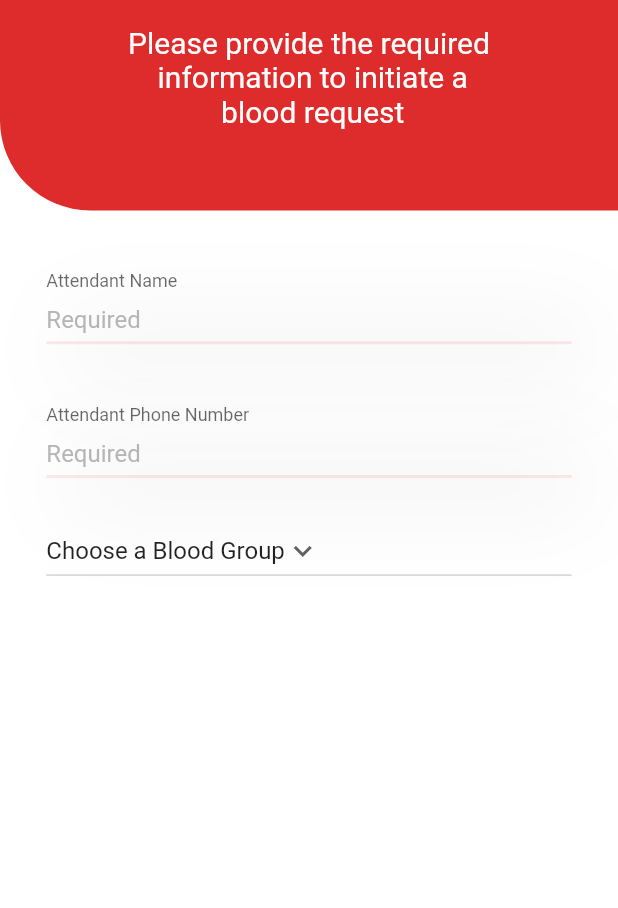
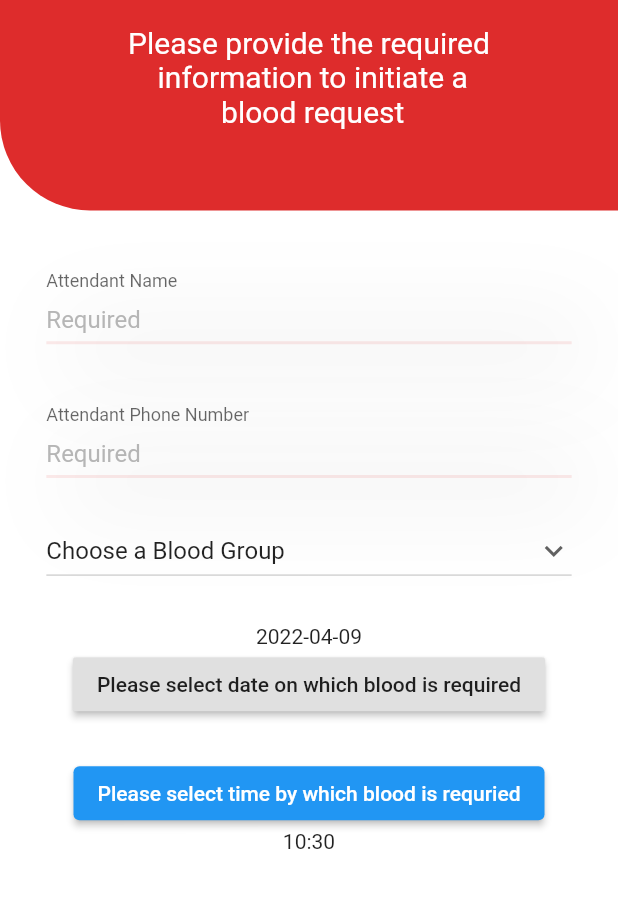
Before and after one commit to FarrukhCyber/BloodLink, a Flutter app: the screen it shows after launch, on a phone screen of 412 x 824 dp, the part 59-967 px from its top. Run offline on Flutter 3.47's test engine with Material 2 defaults, Android fonts, the phone set to English and light mode, and no system bars.

Commit message:
Calender and clock added

```diff
--- a/lib/createBloodRequest/createBloodRequest.dart
+++ b/lib/createBloodRequest/createBloodRequest.dart
@@ -45,7 +45,9 @@ class CreateBloodRequest extends StatelessWidget {
               inputController: TextEditingController(),
               hintText: "Required",
               labelText: "Attendant Phone Number"),
-          DropDownMenu()
+          DropDownMenu(),
+          getDate(title: "Please select a date"),
+          getTime()
         ],
       ),
     );
@@ -218,6 +220,7 @@ class _DropDownMenuState extends State<DropDownMenu> {
         margin: EdgeInsets.fromLTRB(
             0, MediaQuery.of(context).size.height * 0.03, 0, 0),
         child: DropdownButton(
+          isExpanded: true,
           value: dropDownValue,
           icon: Icon(Icons.keyboard_arrow_down),
           items: items.map((String items) {
@@ -231,3 +234,109 @@ class _DropDownMenuState extends State<DropDownMenu> {
         ));
   }
 }
+
+class getDate extends StatefulWidget {
+  getDate({Key? key, required this.title}) : super(key: key);
+
+  final String title;
+
+  @override
+  _DropDownState createState() => _DropDownState();
+}
+
+class _DropDownState extends State<getDate> {
+  DateTime selectedDate = DateTime.now();
+
+  Future<void> _selectDate(BuildContext context) async {
+    final DateTime? picked = await showDatePicker(
+      context: context,
+      initialDate: selectedDate,
+      firstDate: DateTime(2015, 8),
+      lastDate: DateTime(2101),
+      builder: (context, child) => Theme(
+        data: ThemeData().copyWith(
+          colorScheme: ColorScheme.dark(
+            primary: Color.fromARGB(255, 222, 44, 44),
+            onPrimary: Colors.white,
+            surface: Color.fromARGB(255, 222, 44, 44),
+            onSurface: Colors.black,
+          ),
+          dialogBackgroundColor: Colors.white,
+        ),
+        child: child!,
+      ),
+    );
+    if (picked != null && picked != selectedDate) {
+      setState(() {
+        selectedDate = picked;
+      });
+    }
+  }
+
+  @override
+  Widget build(BuildContext context) {
+    return Container(
+      width: MediaQuery.of(context).size.width * 0.85,
+      margin: EdgeInsets.fromLTRB(
+          0, MediaQuery.of(context).size.height * 0.03, 0, 0),
+      child: Column(
+        children: <Widget>[
+          Text("${selectedDate.toLocal()}".split(' ')[0]),
+          SizedBox(
+            height: 0,
+          ),
+          RaisedButton(
+            onPressed: () => _selectDate(context),
+            child: Text('Please select date on which blood is required'),
+          ),
+        ],
+      ),
+    );
+  }
+}
+
+class getTime extends StatefulWidget {
+  @override
+  _getTimeState createState() {
+    return _getTimeState();
+  }
+}
+
+class _getTimeState extends State<getTime> {
+  TimeOfDay _selectedTime = TimeOfDay.now();
+  @override
+  Widget build(BuildContext context) {
+    return Container(
+      width: MediaQuery.of(context).size.width * 0.85,
+      margin: EdgeInsets.fromLTRB(
+          0, MediaQuery.of(context).size.height * 0.03, 0, 0),
+      child: SingleChildScrollView(
+        child: Column(
+          mainAxisAlignment: MainAxisAlignment.center,
+          children: <Widget>[
+            ElevatedButton(
+              onPressed: () {
+                _selectTime(context);
+              },
+              child: Text("Please select time by which blood is requried"),
+            ),
+            Text("${_selectedTime.hour}:${_selectedTime.minute}"),
+          ],
+        ),
+      ),
+    );
+  }
+
+  _selectTime(BuildContext context) async {
+    final TimeOfDay? obtainedTime = await showTimePicker(
+      context: context,
+      initialTime: _selectedTime,
+      initialEntryMode: TimePickerEntryMode.dial,
+    );
+    if (obtainedTime != null && obtainedTime != _selectedTime) {
+      setState(() {
+        _selectedTime = obtainedTime;
+      });
+    }
+  }
+}
```
